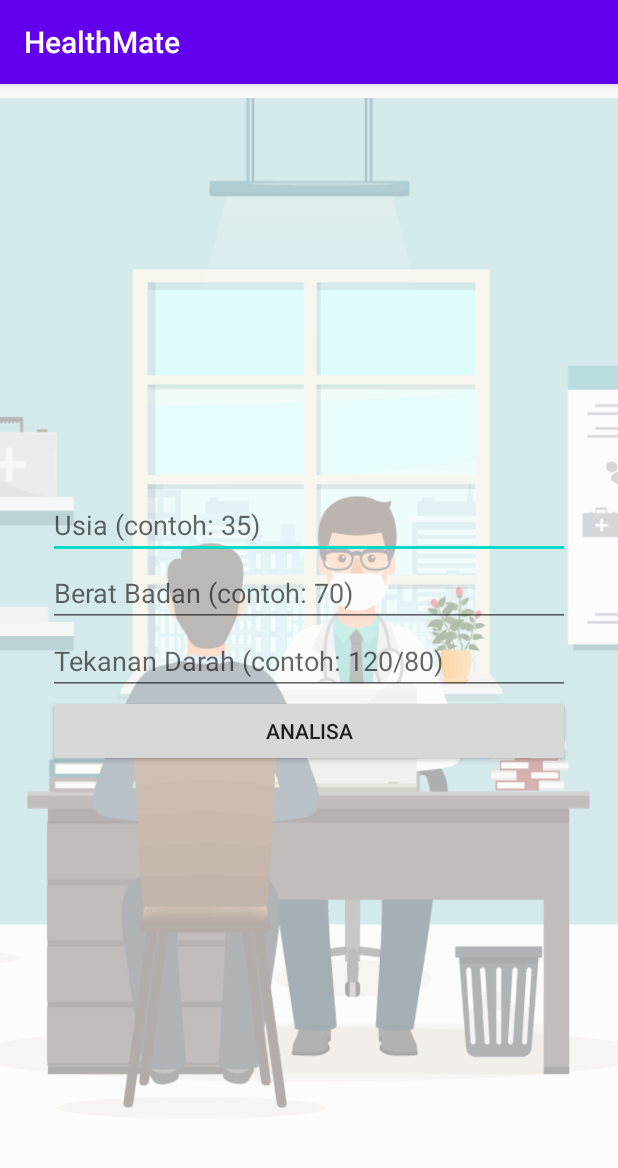
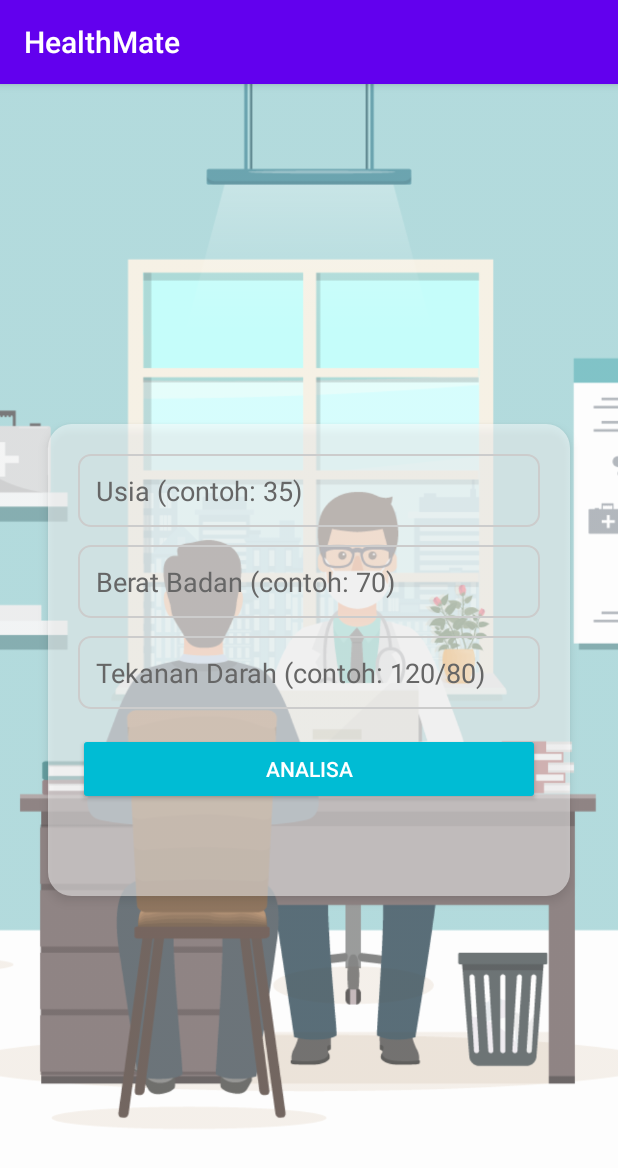
Before and after one commit to loehoedP/healthmate, an Android app: the screen it shows after launch (MainActivity), on a phone screen of 412 x 824 dp. Shown: the top 1168 px of the screen. Run offline under Robolectric (Android 15) with nearby library versions, the phone set to English and light mode, and no system bars.

Commit message:
Changes UI

```diff
--- /dev/null
+++ b/app/src/main/res/drawable/edittext_outline.xml
@@ -0,0 +1,5 @@
+<shape xmlns:android="http://schemas.android.com/apk/res/android" android:shape="rectangle">
+    <solid android:color="@android:color/transparent" />
+    <stroke android:width="1dp" android:color="#CCCCCC" />
+    <corners android:radius="8dp" />
+</shape>
--- /dev/null
+++ b/app/src/main/res/drawable/form_background.xml
@@ -0,0 +1,4 @@
+<shape xmlns:android="http://schemas.android.com/apk/res/android" android:shape="rectangle">
+    <solid android:color="#80FFFFFF" /> <!-- Putih transparan (50%) -->
+    <corners android:radius="16dp" />
+</shape>
--- a/app/src/main/res/layout/activity_main.xml
+++ b/app/src/main/res/layout/activity_main.xml
@@ -5,52 +5,81 @@
 
     <!-- Background Image -->
     <ImageView
-        android:layout_width="750dp"
-        android:layout_height="1750dp"
-        android:layout_gravity="center"
-        android:alpha="0.37"
-        android:scaleType="fitCenter"
+        android:layout_width="match_parent"
+        android:layout_height="match_parent"
+        android:alpha="0.7"
+        android:scaleType="centerCrop"
         android:src="@drawable/background" />
 
     <!-- Konten utama -->
     <ScrollView
         android:layout_width="match_parent"
         android:layout_height="match_parent"
-        android:padding="16dp"
+        android:padding="24dp"
         android:fillViewport="true">
 
         <LinearLayout
             android:layout_width="match_parent"
             android:layout_height="wrap_content"
             android:orientation="vertical"
-            android:gravity="center"
-            android:padding="16dp">
+            android:gravity="center">
 
+            <!-- Background Form Card -->
+            <LinearLayout
+                android:layout_width="match_parent"
+                android:layout_height="wrap_content"
+                android:orientation="vertical"
+                android:background="@drawable/form_background"
+                android:padding="20dp"
+                android:layout_margin="8dp"
+                android:elevation="4dp"
+                android:layout_gravity="center">
+
+                <!-- Age Input -->
                 <EditText
                     android:id="@+id/ageInput"
                     android:layout_width="match_parent"
                     android:layout_height="wrap_content"
                     android:hint="@string/hint_age"
-                android:inputType="number" />
+                    android:inputType="number"
+                    android:textColor="#000000"
+                    android:textColorHint="#666666"
+                    android:background="@drawable/edittext_outline"
+                    android:padding="12dp"
+                    android:layout_marginBottom="12dp" />
 
+                <!-- Weight Input -->
                 <EditText
                     android:id="@+id/weightInput"
                     android:layout_width="match_parent"
                     android:layout_height="wrap_content"
                     android:hint="@string/hint_weight"
-                android:inputType="numberDecimal" />
+                    android:inputType="numberDecimal"
+                    android:textColor="#000000"
+                    android:textColorHint="#666666"
+                    android:background="@drawable/edittext_outline"
+                    android:padding="12dp"
+                    android:layout_marginBottom="12dp" />
 
+                <!-- Blood Pressure Input -->
                 <EditText
                     android:id="@+id/bloodPressureInput"
                     android:layout_width="match_parent"
                     android:layout_height="wrap_content"
-                android:hint="@string/hint_pressure" />
+                    android:hint="@string/hint_pressure"
+                    android:textColor="#000000"
+                    android:textColorHint="#666666"
+                    android:background="@drawable/edittext_outline"
+                    android:padding="12dp"
+                    android:layout_marginBottom="16dp" />
 
                 <Button
                     android:id="@+id/analyzeButton"
                     android:layout_width="match_parent"
                     android:layout_height="wrap_content"
-                android:text="@string/analyze" />
+                    android:text="@string/analyze"
+                    android:textColor="#FFFFFF"
+                    android:backgroundTint="#00BCD4" />
 
                 <TextView
                     android:id="@+id/resultText"
@@ -58,17 +87,20 @@
                     android:layout_height="wrap_content"
                     android:layout_marginTop="16dp"
                     android:text=""
+                    android:textColor="#FFFFFF"
                     android:textAppearance="?android:attr/textAppearanceMedium" />
 
-            <!-- Button OK -->
                 <Button
                     android:id="@+id/okButton"
                     android:layout_width="wrap_content"
                     android:layout_height="wrap_content"
                     android:text="OK"
                     android:layout_marginTop="16dp"
-                android:visibility="gone" />
+                    android:visibility="gone"
+                    android:backgroundTint="#FF6200EE"
+                    android:textColor="#FFFFFF" />
 
+            </LinearLayout>
         </LinearLayout>
     </ScrollView>
 
```
Lines whose indentation alone changed are shown as unchanged.
